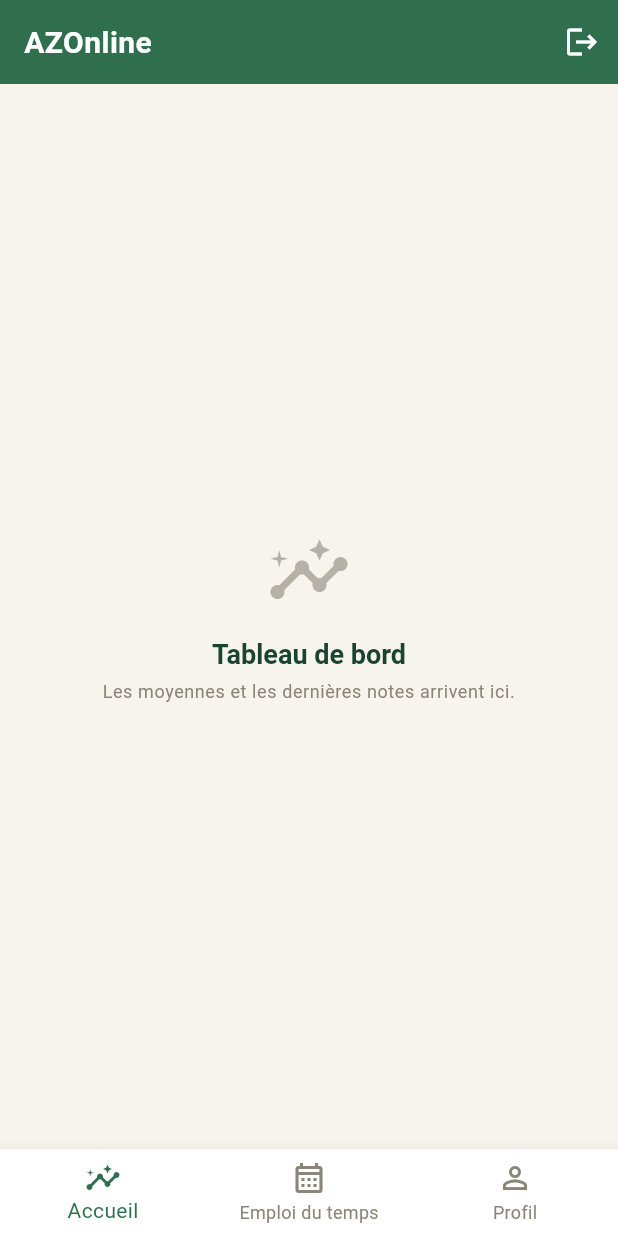
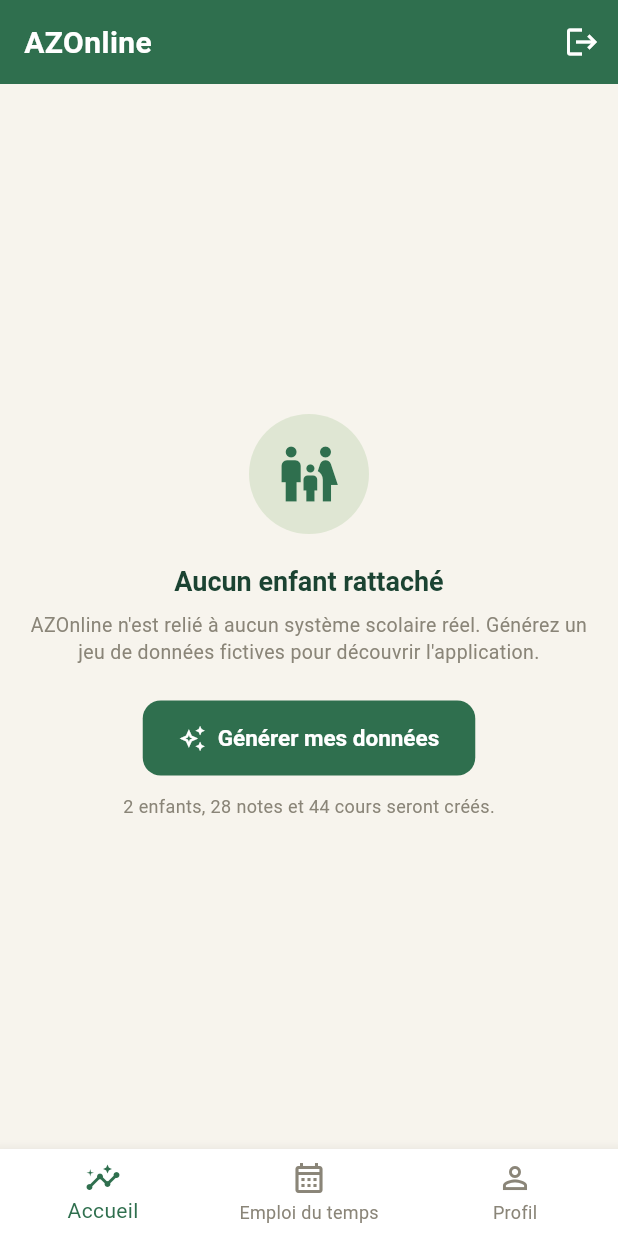
Before and after one commit to BYecir02/dart-myb, a Flutter app: the screen it shows once a user with an empty profile is signed in, on a phone screen of 412 x 824 dp. Run offline on Flutter 3.47's test engine with Material 3 defaults, Android fonts, the phone set to English and light mode, and no system bars; our stand-ins replace cloud_firestore, firebase_auth, firebase_core, flutter_riverpod; accounts and stored records are empty.

Commit message:
feat(enfants): generer les donnees fictives de demonstration

```diff
--- /dev/null
+++ b/azonline/lib/outils/peupler_base.dart
@@ -0,0 +1,368 @@
+/// Génération des données de démonstration.
+///
+/// AZOnline n'est relié à aucun système scolaire réel : les enfants, les notes
+/// et les emplois du temps sont fictifs. Ce fichier les décrit et les écrit
+/// dans Firestore, afin d'éviter de saisir quatre-vingts documents à la main
+/// dans la console avant de pouvoir regarder l'application fonctionner.
+///
+/// Il vit dans `outils/` et non dans `pages/` : c'est un utilitaire de mise en
+/// route, pas une fonctionnalité du produit.
+library;
+
+import 'package:flutter/material.dart';
+import 'package:flutter_riverpod/flutter_riverpod.dart';
+
+import '../fournisseurs/fournisseurs.dart';
+import '../modeles/cours.dart';
+import '../modeles/enfant.dart';
+import '../modeles/note.dart';
+import '../services/service_firestore.dart';
+import '../theme/theme_nature.dart';
+
+// --- La grille horaire ---
+
+/// Heures de début des cinq créneaux d'une journée.
+const List<String> creneauxDeLaJournee = [
+  '08:00',
+  '09:00',
+  '10:15',
+  '13:30',
+  '14:30',
+];
+
+/// Durée d'un cours, en minutes.
+const int dureeDUnCours = 60;
+
+/// Salle et professeur attachés à chaque matière.
+///
+/// Les regrouper évite de répéter l'information sur chacun des vingt-cinq
+/// créneaux d'un emploi du temps.
+const Map<String, List<String>> salleEtProfesseurParMatiere = {
+  'Mathématiques': ['B12', 'M. Renard'],
+  'Français': ['A04', 'Mme Lefèvre'],
+  'Histoire-Géographie': ['A11', 'M. Bernard'],
+  'Anglais': ['C03', 'Mme Carter'],
+  'SVT': ['D01', 'Mme Nguyen'],
+  'EPS': ['Gymnase', 'M. Aubert'],
+};
+
+/// Emploi du temps d'une classe de cinquième.
+///
+/// Une ligne par jour, du lundi au vendredi. Une chaîne vide représente une
+/// heure de permanence : un emploi du temps entièrement rempli ne ressemblerait
+/// à rien de réel.
+const List<List<String>> grilleCinquieme = [
+  ['Mathématiques', 'Français', 'Anglais', 'Histoire-Géographie', 'SVT'],
+  ['Français', 'Mathématiques', 'SVT', 'EPS', 'EPS'],
+  ['Histoire-Géographie', 'Anglais', 'Mathématiques', '', ''],
+  ['SVT', 'Français', 'Histoire-Géographie', 'Anglais', 'Mathématiques'],
+  ['Mathématiques', 'EPS', 'Français', 'Anglais', ''],
+];
+
+/// Emploi du temps d'une classe de troisième.
+const List<List<String>> grilleTroisieme = [
+  ['Français', 'Mathématiques', 'Histoire-Géographie', 'Anglais', 'EPS'],
+  ['Mathématiques', 'SVT', 'Anglais', 'Français', ''],
+  ['Anglais', 'Histoire-Géographie', 'Français', '', ''],
+  ['Mathématiques', 'Français', 'SVT', 'Histoire-Géographie', 'Anglais'],
+  ['EPS', 'EPS', 'Mathématiques', 'SVT', 'Français'],
+];
+
+// --- Les enfants et leurs notes ---
+
+/// Les deux enfants créés au peuplement, avec leurs évaluations.
+///
+/// Chaque note porte le nombre de jours écoulés depuis l'évaluation plutôt
+/// qu'une date fixe : le jeu de données reste ainsi récent quelle que soit la
+/// date à laquelle il est généré.
+///
+/// Les deux profils sont volontairement contrastés. Lina réussit bien, Noah est
+/// en difficulté en mathématiques. Les quatre couleurs du code de notation sont
+/// donc visibles dès l'ouverture de l'application.
+const List<Map<String, Object>> enfantsDeDemonstration = [
+  {
+    'prenom': 'Lina',
+    'nom': 'Moreau',
+    'classe': '5e B',
+    'etablissement': 'Collège Jean Moulin',
+    'grille': grilleCinquieme,
+    'notes': [
+      ['Mathématiques', 'Contrôle sur les fractions', 16.0, 20.0, 2.0, 6, 'Très bon travail, continue.'],
+      ['Mathématiques', 'Interrogation sur les puissances', 14.0, 20.0, 1.0, 20, ''],
+      ['Mathématiques', 'Devoir surveillé de géométrie', 17.5, 20.0, 3.0, 34, 'Raisonnement rigoureux.'],
+      ['Français', 'Dictée préparée', 8.0, 10.0, 1.0, 4, ''],
+      ['Français', 'Rédaction sur le portrait', 15.0, 20.0, 2.0, 17, 'Belle langue, quelques répétitions.'],
+      ['Français', 'Lecture analytique', 13.0, 20.0, 2.0, 31, ''],
+      ['Histoire-Géographie', 'Contrôle sur le Moyen Âge', 15.5, 20.0, 2.0, 9, ''],
+      ['Histoire-Géographie', 'Croquis de géographie', 12.0, 20.0, 1.0, 25, 'Légende à soigner.'],
+      ['Anglais', 'Compréhension orale', 17.0, 20.0, 2.0, 7, 'Excellente compréhension.'],
+      ['Anglais', 'Vocabulaire de la maison', 19.0, 20.0, 1.0, 22, ''],
+      ['SVT', 'Contrôle sur la nutrition', 14.5, 20.0, 2.0, 12, ''],
+      ['SVT', 'Compte rendu de travaux pratiques', 16.0, 20.0, 1.0, 28, 'Protocole bien respecté.'],
+      ['EPS', 'Évaluation de demi-fond', 15.0, 20.0, 1.0, 14, ''],
+      ['EPS', 'Cycle de gymnastique', 13.0, 20.0, 1.0, 30, ''],
+    ],
+  },
+  {
+    'prenom': 'Noah',
+    'nom': 'Moreau',
+    'classe': '3e A',
+    'etablissement': 'Collège Jean Moulin',
+    'grille': grilleTroisieme,
+    'notes': [
+      ['Mathématiques', 'Devoir surveillé sur les fonctions', 7.5, 20.0, 3.0, 5, 'Les bases doivent être revues.'],
+      ['Mathématiques', 'Interrogation sur Thalès', 9.0, 20.0, 1.0, 19, ''],
+      ['Mathématiques', 'Contrôle de calcul littéral', 11.0, 20.0, 2.0, 33, 'Des progrès, continue ainsi.'],
+      ['Français', 'Commentaire de texte', 12.5, 20.0, 2.0, 8, ''],
+      ['Français', 'Dictée', 6.0, 10.0, 1.0, 21, 'Attention aux accords.'],
+      ['Français', 'Exposé sur Victor Hugo', 15.0, 20.0, 2.0, 35, 'Présentation orale convaincante.'],
+      ['Histoire-Géographie', 'Contrôle sur la Première Guerre mondiale', 13.5, 20.0, 2.0, 11, ''],
+      ['Histoire-Géographie', 'Étude de documents', 10.5, 20.0, 1.0, 26, ''],
+      ['Anglais', 'Expression écrite', 14.0, 20.0, 2.0, 6, 'Bonne maîtrise des temps.'],
+      ['Anglais', 'Interrogation de grammaire', 11.5, 20.0, 1.0, 23, ''],
+      ['SVT', 'Contrôle sur la génétique', 12.0, 20.0, 2.0, 13, ''],
+      ['SVT', 'Travaux pratiques sur les enzymes', 15.5, 20.0, 1.0, 29, 'Très bonne autonomie.'],
+      ['EPS', 'Évaluation de natation', 16.0, 20.0, 1.0, 16, ''],
+      ['EPS', 'Cycle de basket-ball', 14.0, 20.0, 1.0, 32, ''],
+    ],
+  },
+];
+
+/// Écrit les données de démonstration dans Firestore.
+///
+/// La classe encapsule le service plutôt que d'aller chercher une instance
+/// globale : elle reste ainsi testable, et l'écriture passe par la même couche
+/// que le reste de l'application.
+class PeuplementDeDemonstration {
+  final ServiceFirestore _firestore;
+
+  const PeuplementDeDemonstration(this._firestore);
+
+  /// Crée les enfants, leurs notes et leurs emplois du temps.
+  ///
+  /// Renvoie le nombre de documents écrits, affiché ensuite à l'utilisateur.
+  ///
+  /// L'enfant est créé en premier car son identifiant est nécessaire pour
+  /// rattacher les notes et les cours. Ces derniers partent en revanche
+  /// ensemble : rien ne les ordonne, les lancer en parallèle divise l'attente.
+  Future<int> executer(String idParent) async {
+    int documentsEcrits = 0;
+
+    for (final Map<String, Object> modele in enfantsDeDemonstration) {
+      final String idEnfant = await _firestore.ajouterEnfant(
+        Enfant.depuisFirestore('', {
+          'idParent': idParent,
+          'prenom': modele['prenom'],
+          'nom': modele['nom'],
+          'classe': modele['classe'],
+          'etablissement': modele['etablissement'],
+        }),
+      );
+      await _firestore.rattacherEnfant(uid: idParent, idEnfant: idEnfant);
+      documentsEcrits++;
+
+      final List<Note> notes = _notesDe(modele, idEnfant);
+      final List<Cours> cours = _coursDe(modele, idEnfant);
+
+      await Future.wait([
+        ...notes.map(_firestore.ajouterNote),
+        ...cours.map(_firestore.ajouterCours),
+      ]);
+      documentsEcrits += notes.length + cours.length;
+    }
+
+    return documentsEcrits;
+  }
+
+  /// Convertit les évaluations décrites plus haut en objets [Note].
+  ///
+  /// Chaque ligne suit l'ordre : matière, intitulé, valeur, barème,
+  /// coefficient, ancienneté en jours, appréciation.
+  static List<Note> _notesDe(Map<String, Object> modele, String idEnfant) {
+    final List<Object> lignes = modele['notes']! as List<Object>;
+    final DateTime aujourdHui = DateTime.now();
+
+    return lignes.map((ligne) {
+      final List<Object> champs = ligne as List<Object>;
+      return Note.depuisFirestore('', {
+        'idEnfant': idEnfant,
+        'matiere': champs[0],
+        'intitule': champs[1],
+        'valeur': champs[2],
+        'bareme': champs[3],
+        'coefficient': champs[4],
+        'date': aujourdHui.subtract(Duration(days: champs[5] as int)),
+        'appreciation': champs[6],
+      });
+    }).toList();
+  }
+
+  /// Déplie la grille hebdomadaire en objets [Cours].
+  ///
+  /// Les créneaux vides sont ignorés : ce sont les heures de permanence.
+  static List<Cours> _coursDe(Map<String, Object> modele, String idEnfant) {
+    final List<Object> grille = modele['grille']! as List<Object>;
+    final List<Cours> cours = <Cours>[];
+
+    for (int indexDuJour = 0; indexDuJour < grille.length; indexDuJour++) {
+      final List<Object> journee = grille[indexDuJour] as List<Object>;
+
+      for (int creneau = 0; creneau < journee.length; creneau++) {
+        final String matiere = journee[creneau] as String;
+        if (matiere.isEmpty) {
+          continue;
+        }
+
+        final List<String> salleEtProfesseur =
+            salleEtProfesseurParMatiere[matiere] ?? const ['', ''];
+        final String heureDebut = creneauxDeLaJournee[creneau];
+
+        cours.add(
+          Cours.depuisFirestore('', {
+            'idEnfant': idEnfant,
+            'matiere': matiere,
+            'jour': indexDuJour + 1,
+            'heureDebut': heureDebut,
+            'heureFin': heureDeFin(heureDebut),
+            'salle': salleEtProfesseur[0],
+            'professeur': salleEtProfesseur[1],
+          }),
+        );
+      }
+    }
+
+    return cours;
+  }
+}
+
+/// Calcule l'heure de fin d'un cours à partir de son heure de début.
+///
+/// Isolée et publique pour être testable : une erreur ici décalerait tout
+/// l'emploi du temps sans que rien ne le signale.
+String heureDeFin(String heureDebut, {int duree = dureeDUnCours}) {
+  final int minutes = Cours.minutesDepuisTexte(heureDebut) + duree;
+  final String heures = (minutes ~/ 60).toString().padLeft(2, '0');
+  final String reste = (minutes % 60).toString().padLeft(2, '0');
+  return '$heures:$reste';
+}
+
+/// Encart affiché lorsque le parent n'a encore aucun enfant rattaché.
+///
+/// Il évite l'écran vide au premier lancement et donne le seul geste utile à ce
+/// stade : générer le jeu de données de démonstration.
+class EncartBaseVide extends ConsumerStatefulWidget {
+  const EncartBaseVide({super.key});
+
+  @override
+  ConsumerState<EncartBaseVide> createState() => _EtatEncartBaseVide();
+}
+
+class _EtatEncartBaseVide extends ConsumerState<EncartBaseVide> {
+  bool _enCours = false;
+
+  Future<void> _peupler() async {
+    final String? idParent = ref.read(identifiantParentProvider);
+    if (idParent == null) {
+      return;
+    }
+
+    setState(() => _enCours = true);
+
+    try {
+      final int documents = await PeuplementDeDemonstration(
+        ref.read(serviceFirestoreProvider),
+      ).executer(idParent);
+
+      _signaler('$documents documents ajoutés à la base.');
+    } catch (erreur) {
+      _signaler('Échec de la génération : $erreur', enEchec: true);
+    } finally {
+      if (mounted) {
+        setState(() => _enCours = false);
+      }
+    }
+  }
+
+  /// Affiche le résultat de l'opération.
+  ///
+  /// Le contexte est vérifié : l'écran peut avoir été quitté pendant que les
+  /// quatre-vingts écritures partaient sur le réseau.
+  void _signaler(String message, {bool enEchec = false}) {
+    if (!mounted) {
+      return;
+    }
+    ScaffoldMessenger.of(context).showSnackBar(
+      SnackBar(
+        content: Text(message),
+        backgroundColor: enEchec
+            ? PaletteNature.terracotta
+            : PaletteNature.vertProfond,
+      ),
+    );
+  }
+
+  @override
+  Widget build(BuildContext context) {
+    return Center(
+      child: Padding(
+        padding: const EdgeInsets.all(MesuresNature.margeEcran),
+        child: Column(
+          mainAxisAlignment: MainAxisAlignment.center,
+          children: [
+            Container(
+              padding: const EdgeInsets.all(18),
+              decoration: BoxDecoration(
+                color: PaletteNature.vertTendre.withValues(alpha: 0.20),
+                shape: BoxShape.circle,
+              ),
+              child: const Icon(
+                Icons.family_restroom_outlined,
+                color: PaletteNature.vertFeuille,
+                size: 44,
+              ),
+            ),
+            const SizedBox(height: MesuresNature.espaceBloc),
+            Text(
+              'Aucun enfant rattaché',
+              style: Theme.of(context).textTheme.titleLarge,
+            ),
+            const SizedBox(height: 8),
+            const Text(
+              'AZOnline n\'est relié à aucun système scolaire réel. '
+              'Générez un jeu de données fictives pour découvrir '
+              'l\'application.',
+              textAlign: TextAlign.center,
+              style: TextStyle(
+                color: PaletteNature.pierre,
+                fontSize: 13,
+                height: 1.4,
+              ),
+            ),
+            const SizedBox(height: 24),
+            ElevatedButton.icon(
+              onPressed: _enCours ? null : _peupler,
+              icon: _enCours
+                  ? const SizedBox(
+                      height: 18,
+                      width: 18,
+                      child: CircularProgressIndicator(
+                        strokeWidth: 2,
+                        color: Colors.white,
+                      ),
+                    )
+                  : const Icon(Icons.auto_awesome_outlined),
+              label: Text(
+                _enCours ? 'Génération en cours...' : 'Générer mes données',
+              ),
+            ),
+            const SizedBox(height: 12),
+            const Text(
+              '2 enfants, 28 notes et 44 cours seront créés.',
+              style: TextStyle(color: PaletteNature.pierre, fontSize: 12),
+            ),
+          ],
+        ),
+      ),
+    );
+  }
+}
--- a/azonline/lib/pages/page_principale.dart
+++ b/azonline/lib/pages/page_principale.dart
@@ -2,6 +2,8 @@ import 'package:flutter/material.dart';
 import 'package:flutter_riverpod/flutter_riverpod.dart';
 
 import '../fournisseurs/fournisseurs.dart';
+import '../modeles/enfant.dart';
+import '../outils/peupler_base.dart';
 import '../theme/theme_nature.dart';
 
 /// Coquille de l'application une fois le parent connecté.
@@ -38,18 +40,14 @@ class _EtatPagePrincipale extends ConsumerState<PagePrincipale> {
       // arriverait si l'on reconstruisait la page à chaque fois.
       body: IndexedStack(
         index: _ongletActif,
-        children: const [
-          _ContenuAVenir(
-            icone: Icons.insights_outlined,
-            titre: 'Tableau de bord',
-            message: 'Les moyennes et les dernières notes arrivent ici.',
-          ),
-          _ContenuAVenir(
+        children: [
+          _accueil(),
+          const _ContenuAVenir(
             icone: Icons.calendar_month_outlined,
             titre: 'Emploi du temps',
             message: 'Les cours de la semaine arrivent ici.',
           ),
-          _ContenuAVenir(
+          const _ContenuAVenir(
             icone: Icons.person_outline,
             titre: 'Profil',
             message: 'Vos informations et vos enfants arrivent ici.',
@@ -78,6 +76,36 @@ class _EtatPagePrincipale extends ConsumerState<PagePrincipale> {
           ),
         ],
       ),
+    );
+  }
+
+  /// Contenu de l'onglet d'accueil.
+  ///
+  /// Tant qu'aucun enfant n'est rattaché au compte, l'écran propose de générer
+  /// les données de démonstration : c'est le seul geste utile à ce stade, et
+  /// une page vide n'apprendrait rien au parent qui vient de s'inscrire.
+  ///
+  /// Le tableau de bord viendra remplacer le second cas en F9.
+  Widget _accueil() {
+    final AsyncValue<List<Enfant>> etatDesEnfants = ref.watch(enfantsProvider);
+
+    return etatDesEnfants.when(
+      loading: () => const Center(child: CircularProgressIndicator()),
+      error: (erreur, trace) => _ContenuAVenir(
+        icone: Icons.cloud_off,
+        titre: 'Lecture impossible',
+        message: '$erreur',
+      ),
+      data: (enfants) {
+        if (enfants.isEmpty) {
+          return const EncartBaseVide();
+        }
+        return const _ContenuAVenir(
+          icone: Icons.insights_outlined,
+          titre: 'Tableau de bord',
+          message: 'Les moyennes et les dernières notes arrivent ici.',
+        );
+      },
     );
   }
 
```
Also changed, not shown: 2 other files.
